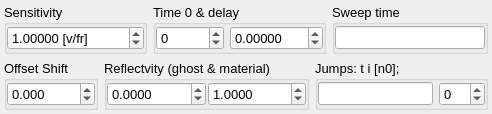
Before: the Qt Designer form plugins/Visar/Visar3.ui in NeutrinoToolkit/Neutrino, drawn with Qt 5.
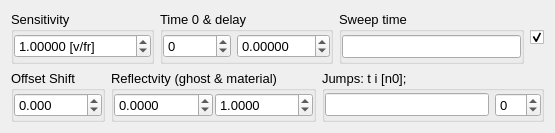
After: the same form once the commit is applied.

Diff of the .ui file:
```diff
--- a/plugins/Visar/Visar3.ui
+++ b/plugins/Visar/Visar3.ui
@@ -6,8 +6,8 @@
    <rect>
     <x>0</x>
     <y>0</y>
-    <width>492</width>
-    <height>114</height>
+    <width>555</width>
+    <height>133</height>
    </rect>
   </property>
   <property name="font">
@@ -19,18 +19,6 @@
    <string>Form</string>
   </property>
   <layout class="QVBoxLayout" name="verticalLayout">
-   <property name="leftMargin">
-    <number>4</number>
-   </property>
-   <property name="topMargin">
-    <number>4</number>
-   </property>
-   <property name="rightMargin">
-    <number>4</number>
-   </property>
-   <property name="bottomMargin">
-    <number>4</number>
-   </property>
    <item>
     <widget class="QWidget" name="widget_2" native="true">
      <property name="font">
@@ -38,7 +26,7 @@
        <pointsize>10</pointsize>
       </font>
      </property>
-     <layout class="QHBoxLayout" name="horizontalLayout_2" stretch="0,0,1">
+     <layout class="QHBoxLayout" name="horizontalLayout_2">
       <property name="leftMargin">
        <number>0</number>
       </property>
@@ -74,7 +62,7 @@
          <property name="bottomMargin">
           <number>0</number>
          </property>
-         <item row="0" column="0">
+         <item row="0" column="2">
           <widget class="QDoubleSpinBox" name="sensitivity">
            <property name="font">
             <font>
@@ -222,6 +210,22 @@
         </layout>
        </widget>
       </item>
+      <item>
+       <widget class="QCheckBox" name="enableVisar">
+        <property name="toolTip">
+         <string>Enable visar</string>
+        </property>
+        <property name="text">
+         <string/>
+        </property>
+        <property name="checked">
+         <bool>true</bool>
+        </property>
+        <property name="neutrinoSave" stdset="0">
+         <bool>true</bool>
+        </property>
+       </widget>
+      </item>
      </layout>
     </widget>
    </item>
```
Left out of the diff: 36 changed lines with no effect on the pictures.
